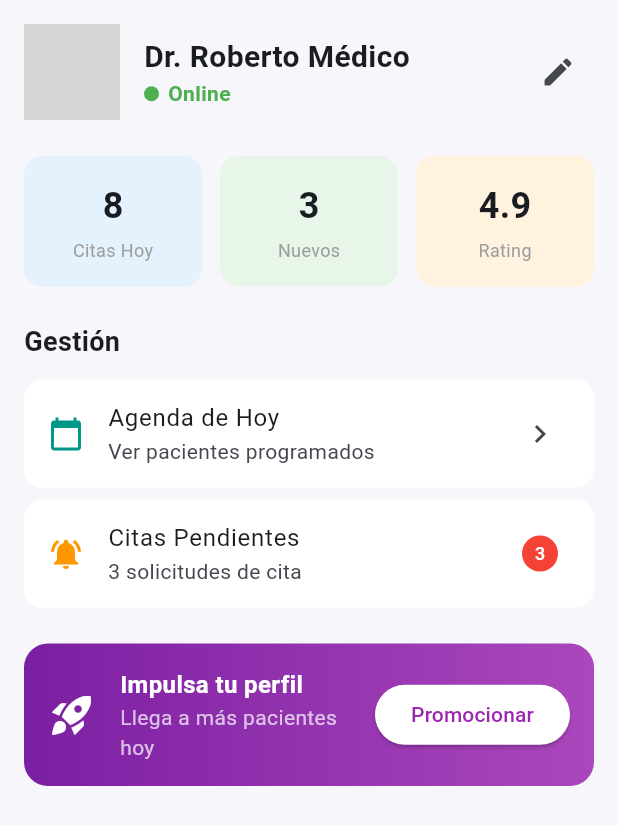
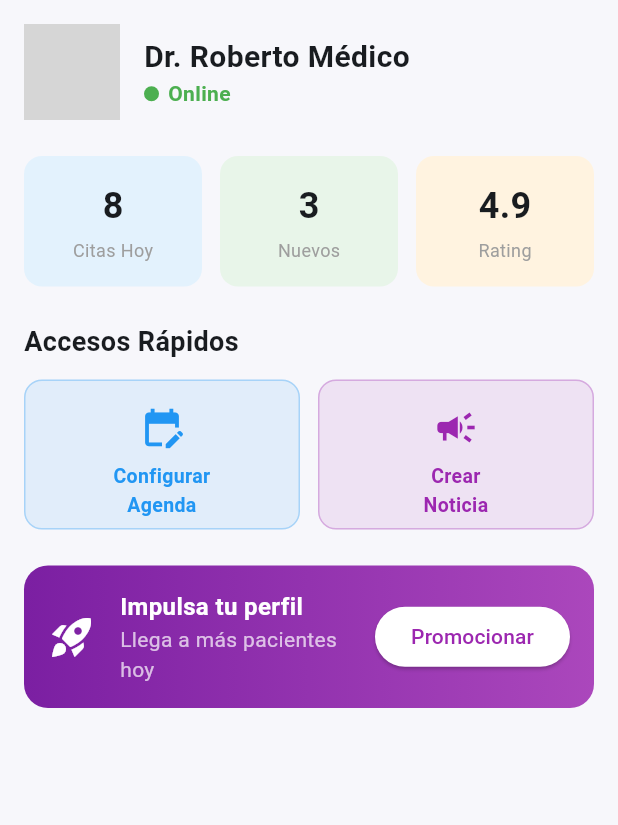
Before and after one commit to juliogp12hub/MiSaludApp-V3, a Flutter app: the DoctorHomePage screen opened directly, on a phone screen of 412 x 824 dp. Shown: the top 825 px of the screen. Run offline on Flutter 3.47's test engine with Material 3 defaults, Android fonts, the phone set to English and light mode, and no system bars; our stand-ins replace file_picker, flutter_riverpod, shared_preferences; accounts and stored records are empty; network calls fail; statements that could not run were skipped; grey boxes are pictures that could not be loaded.

Commit message:
Fix Doctor Dashboard, Agenda Sync, and implement Search/Favorites features

```diff
--- a/lib/modules/dashboard/doctor/doctor_home_page.dart
+++ b/lib/modules/dashboard/doctor/doctor_home_page.dart
@@ -1,6 +1,9 @@
 import 'package:flutter/material.dart';
 import 'package:flutter_riverpod/flutter_riverpod.dart';
 import '../../../providers/auth_provider.dart';
+import '../../../panel_medico/configurar_agenda_medico_page.dart';
+import '../../../core/models/professional.dart';
+import '../../newsletter/create_promotion_page.dart';
 
 class DoctorHomePage extends ConsumerWidget {
   const DoctorHomePage({super.key});
@@ -8,6 +11,17 @@ class DoctorHomePage extends ConsumerWidget {
   @override
   Widget build(BuildContext context, WidgetRef ref) {
     final user = ref.watch(authProvider).user;
+
+    // Construct mock professional
+    final professionalMock = Professional(
+      id: user?.id ?? "d1",
+      name: user?.name ?? "Doctor",
+      specialty: "General",
+      city: "Guatemala",
+      rating: 5.0,
+      price: 200,
+      isPremium: user?.isPremium ?? false,
+    );
 
     return Scaffold(
       body: SafeArea(
@@ -48,15 +62,6 @@ class DoctorHomePage extends ConsumerWidget {
                       ],
                     ),
                   ),
-                  IconButton(
-                    icon: const Icon(Icons.edit),
-                    onPressed: () {
-                      // Navigate to Edit Profile
-                      // We need to pass a Professional object. Ideally we fetch it or construct it from User.
-                      // For now, mock navigation or placeholder.
-                      ScaffoldMessenger.of(context).showSnackBar(const SnackBar(content: Text("Editar perfil en desarrollo")));
-                    },
-                  ),
                 ],
               ),
 
@@ -76,26 +81,45 @@ class DoctorHomePage extends ConsumerWidget {
               const SizedBox(height: 24),
 
               // 3.2.2 Acciones principales
-              const Text("Gestión", style: TextStyle(fontSize: 18, fontWeight: FontWeight.bold)),
+              const Text("Accesos Rápidos", style: TextStyle(fontSize: 18, fontWeight: FontWeight.bold)),
               const SizedBox(height: 12),
-              ListTile(
-                tileColor: Colors.white,
-                shape: RoundedRectangleBorder(borderRadius: BorderRadius.circular(12)),
-                leading: const Icon(Icons.calendar_today, color: Colors.teal),
-                title: const Text("Agenda de Hoy"),
-                subtitle: const Text("Ver pacientes programados"),
-                trailing: const Icon(Icons.chevron_right),
-                onTap: () {},
-              ),
-              const SizedBox(height: 8),
-              ListTile(
-                tileColor: Colors.white,
-                shape: RoundedRectangleBorder(borderRadius: BorderRadius.circular(12)),
-                leading: const Icon(Icons.notifications_active, color: Colors.orange),
-                title: const Text("Citas Pendientes"),
-                subtitle: const Text("3 solicitudes de cita"),
-                trailing: const CircleAvatar(radius: 12, backgroundColor: Colors.red, child: Text("3", style: TextStyle(color: Colors.white, fontSize: 12))),
-                onTap: () {},
+
+              Row(
+                children: [
+                  Expanded(
+                    child: _QuickActionCard(
+                      icon: Icons.edit_calendar,
+                      color: Colors.blue,
+                      title: "Configurar\nAgenda",
+                      onTap: () {
+                        Navigator.push(
+                          context,
+                          MaterialPageRoute(
+                            builder: (_) => ConfigurarAgendaMedicoPage(doctor: professionalMock),
+                          ),
+                        );
+                      },
+                    ),
+                  ),
+                  const SizedBox(width: 12),
+                  Expanded(
+                    child: _QuickActionCard(
+                      icon: Icons.campaign,
+                      color: Colors.purple,
+                      title: "Crear\nNoticia",
+                      onTap: () {
+                        if (user?.isPremium == true) {
+                          Navigator.push(
+                            context,
+                            MaterialPageRoute(builder: (_) => const CreatePromotionPage()),
+                          );
+                        } else {
+                          ScaffoldMessenger.of(context).showSnackBar(const SnackBar(content: Text("Función exclusiva para Premium")));
+                        }
+                      },
+                    ),
+                  ),
+                ],
               ),
 
               const SizedBox(height: 24),
@@ -161,3 +185,37 @@ class _StatCard extends StatelessWidget {
     );
   }
 }
+
+class _QuickActionCard extends StatelessWidget {
+  final IconData icon;
+  final String title;
+  final Color color;
+  final VoidCallback onTap;
+
+  const _QuickActionCard({required this.icon, required this.title, required this.color, required this.onTap});
+
+  @override
+  Widget build(BuildContext context) {
+    return InkWell(
+      onTap: onTap,
+      borderRadius: BorderRadius.circular(12),
+      child: Container(
+        height: 100,
+        padding: const EdgeInsets.all(16),
+        decoration: BoxDecoration(
+          color: color.withOpacity(0.1),
+          borderRadius: BorderRadius.circular(12),
+          border: Border.all(color: color.withOpacity(0.3)),
+        ),
+        child: Column(
+          mainAxisAlignment: MainAxisAlignment.center,
+          children: [
+            Icon(icon, color: color, size: 30),
+            const SizedBox(height: 8),
+            Text(title, textAlign: TextAlign.center, style: TextStyle(fontWeight: FontWeight.bold, color: color, fontSize: 13)),
+          ],
+        ),
+      ),
+    );
+  }
+}
```
Also changed, not shown: lib/modules/dashboard/doctor/doctor_main_scaffold.dart (+39 -13 lines), lib/modules/dashboard/doctor/doctor_profile_page.dart (added, +137 -0 lines).
